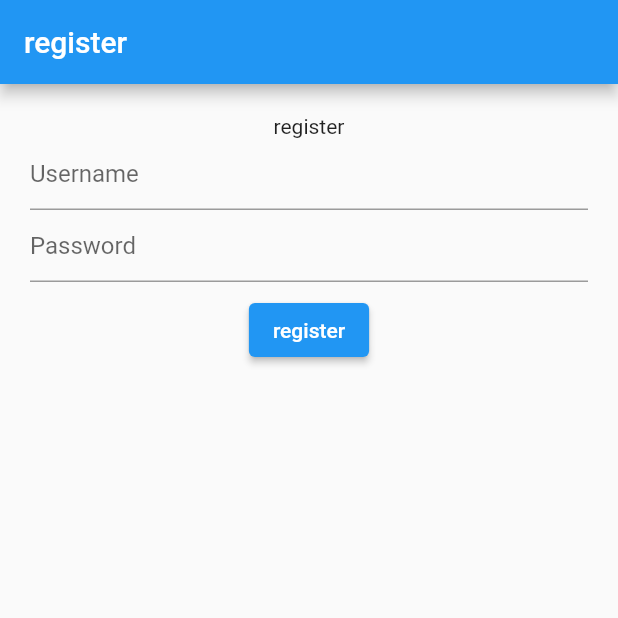
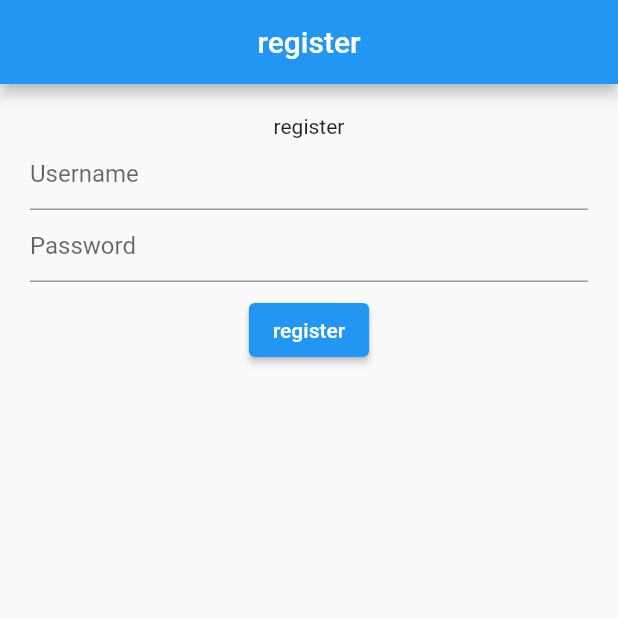
Before and after one commit to CodeRev89/Frontend_project, a Flutter app: the SignupPage screen opened by its route, after a tap on "register", on a phone screen of 412 x 824 dp, the top half of it. Run offline on Flutter 3.47's test engine with Material 2 defaults, Android fonts, the phone set to English and light mode, and no system bars; our stand-ins replace dio, go_router, image_picker; missing offline and left inert: dart:ffi; network calls fail.

```diff
--- a/lib/models/users.dart
+++ b/lib/models/users.dart
@@ -1,3 +1,5 @@
+import 'dart:ffi';
+
 import 'package:json_annotation/json_annotation.dart';
 
 part "users.g.dart";
@@ -6,9 +8,10 @@ part "users.g.dart";
 class Users {
   int? id;
   String userName;
-  int passWord;
+  String passWord;
 
-  Users ({this.id, required this.userName, required this.passWord});
+
+  Users ({this.id, required this.userName, required this.passWord, });
 
 factory Users.fromJson(Map<String, dynamic> json) => _$UsersFromJson(json);
   Map<String, dynamic> toJson() => _$UsersToJson(this);
--- a/lib/pages/loginpage.dart
+++ b/lib/pages/loginpage.dart
@@ -9,8 +9,8 @@ class SigninPage extends StatelessWidget {
   Widget build(BuildContext context) {
     return Scaffold(
       appBar: AppBar(
-        title: const Text("log in"),
-      ),
+        title: const Text("log in") ,
+      centerTitle: true),
       resizeToAvoidBottomInset: false,
       body: Padding(
         padding: const EdgeInsets.all(20.0),
--- a/lib/pages/settings.dart
+++ b/lib/pages/settings.dart
@@ -7,6 +7,6 @@ class settingPage extends StatelessWidget {
 
   @override
   Widget build(BuildContext context) {
-    return Scaffold(appBar: AppBar(title: const Text("under processing")),);
+    return Scaffold(appBar: AppBar(title: const Text("under processing"), centerTitle: true),);
   }
 }
--- a/lib/pages/signup.dart
+++ b/lib/pages/signup.dart
@@ -1,5 +1,9 @@
-import 'package:flutter/cupertino.dart';
+import 'package:dio/dio.dart';
 import 'package:flutter/material.dart';
+import 'package:provider/provider.dart';
+import 'package:travel_app/models/users.dart';
+
+import '../providers/authProvider.dart';
 
 class SignupPage extends StatelessWidget {
   SignupPage({Key? key}) : super(key: key);
@@ -7,11 +11,9 @@ class SignupPage extends StatelessWidget {
   final passwordController = TextEditingController();
   @override
   Widget build(BuildContext context) {
-
-
     return Scaffold(
       appBar: AppBar(
-        title: const Text("register"),
+        title: const Text("register"), centerTitle: true,
       ),
       resizeToAvoidBottomInset: false,
       body: Padding(
@@ -31,15 +33,17 @@ class SignupPage extends StatelessWidget {
             Padding(
               padding: const EdgeInsets.all(8.0),
               child: ElevatedButton(
-                onPressed: () {print(usernameController); print(passwordController);},
+                onPressed: () {
+                  context.read<AuthProvider>().signup(Users(
+                      userName: usernameController.text,
+                      passWord: passwordController.text));
+                },
                 child: const Text("register"),
               ),
             )
           ],
         ),
       ),
-
     );
   }
-
 }
--- a/lib/providers/authProvider.dart
+++ b/lib/providers/authProvider.dart
@@ -1,7 +1,18 @@
 import 'package:flutter/material.dart';
 import 'package:travel_app/models/users.dart';
+import 'package:travel_app/services/auth_services.dart';
 
 class AuthProvider extends ChangeNotifier {
-  String token = "";
-  late Users user;
+  // late Users user;
+  // Users user = Users(userName: "",passWord: '') ;
+
+   String token ="";
+
+  void signup(Users user) async{
+   token = await AuthServices().signup(user);
+  }
+
+
+  // String token = "";
+  // late Users user;
 }
--- /dev/null
+++ b/lib/services/Client.dart
@@ -0,0 +1,5 @@
+import 'package:dio/dio.dart';
+
+class Client {
+  static final Dio dio = Dio(BaseOptions(baseUrl: 'http://127.0.0.1:8000/'));
+}
--- a/lib/services/auth_services.dart
+++ b/lib/services/auth_services.dart
@@ -1,8 +1,28 @@
+import 'package:dio/dio.dart';
+import 'package:travel_app/models/users.dart';
+import 'package:travel_app/services/Client.dart';
 import 'package:dio/dio.dart';
 
 class AuthServices {
   final Dio _dio = Dio();
 
-  final _baseUrl = "http://10.0.2.2:8000";
+  Future<String> signup(Users user) async {
+    String token = "";
+    try{
+    Response res = await Client.dio.post("register/", data: user.toJson());
+    token = res.data['token'];
+    print(token);
+    }
+    on DioError catch(error){
+      print(error);
+    }
+
+    return token;
+    //print(res.data);
+  }
 
 }
+
+
+
+//http://10.0.2.2:8000
--- a/pubspec.yaml
+++ b/pubspec.yaml
@@ -41,6 +41,9 @@ dependencies:
   build_runner: ^2.2.0
   dio: ^4.0.6
   url_launcher: ^6.1.5
+  firebase_storage: ^10.3.4
+  image_picker: ^0.8.5+3
+  font_awesome_flutter: ^10.1.0
 
 dev_dependencies:
   flutter_test:
```
Also changed, not shown: lib/main.dart (+13 -12 lines), lib/models/emptor.dart (added, +15 -0 lines), lib/pages/contact.dart (+11 -10 lines), lib/pages/profile.dart (added, +35 -0 lines), lib/utils/user_preferences.dart (added, +10 -0 lines), lib/widget/appbar_widget.dart (added, +18 -0 lines), lib/widget/profile_widget.dart (added, +40 -0 lines), lib/models/users.g.dart, pubspec.lock, 1 other file.
